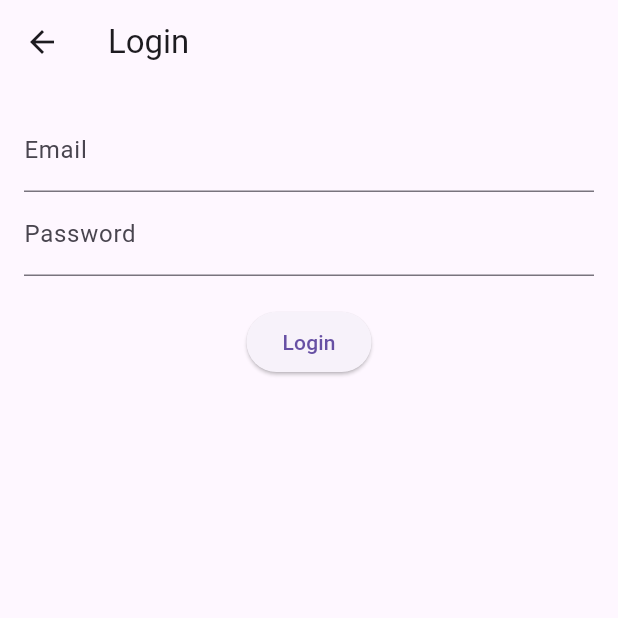
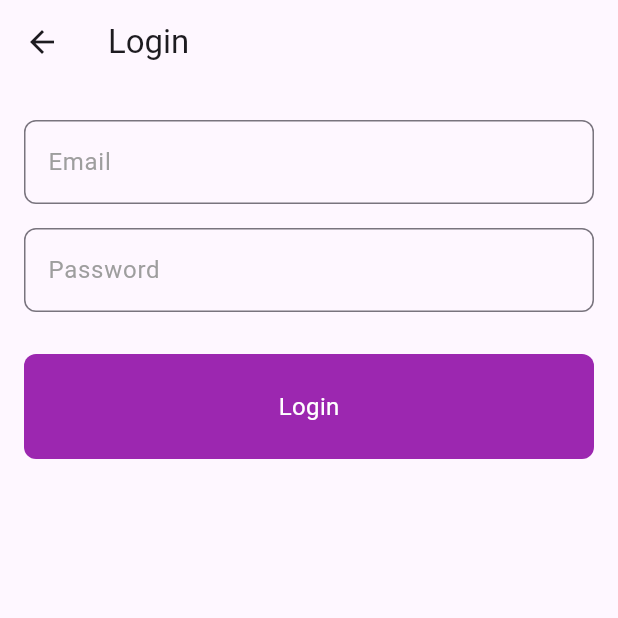
Before and after one commit to RENJIMAMR/free_api_sample_ui, a Flutter app: the screen it shows after launch, after a tap on "Register", on a phone screen of 412 x 824 dp, the top half of it. Run offline on Flutter 3.47's test engine with Material 3 defaults, Android fonts, the phone set to English and light mode, and no system bars.

```diff
--- /dev/null
+++ b/lib/global_widgets/custom_textfield.dart
@@ -0,0 +1,40 @@
+import 'package:flutter/material.dart';
+
+class CustomTextField extends StatelessWidget {
+  final TextEditingController controller;
+  final String label;
+  final TextInputType keyboardType;
+  final bool isNumber;
+
+  CustomTextField({
+    required this.controller,
+    required this.label,
+    this.keyboardType = TextInputType.text,
+    this.isNumber = false,
+  });
+
+  @override
+  Widget build(BuildContext context) {
+    return Padding(
+      padding: const EdgeInsets.symmetric(vertical: 8.0),
+      child: TextField(
+        controller: controller,
+        keyboardType: isNumber
+            ? TextInputType.numberWithOptions(decimal: true)
+            : keyboardType,
+        decoration: InputDecoration(
+          labelText: label,
+          labelStyle: TextStyle(color: Colors.grey),
+          border: OutlineInputBorder(
+            borderRadius: BorderRadius.circular(8),
+            borderSide: BorderSide(color: Colors.grey, width: 1.5),
+          ),
+          focusedBorder: OutlineInputBorder(
+            borderRadius: BorderRadius.circular(8),
+            borderSide: BorderSide(color: Colors.green, width: 2),
+          ),
+        ),
+      ),
+    );
+  }
+}
--- /dev/null
+++ b/lib/global_widgets/refactored_button.dart
@@ -0,0 +1,32 @@
+import 'package:flutter/material.dart';
+
+class RefactoredButton extends StatelessWidget {
+  const RefactoredButton({
+    super.key,
+    required this.label,
+    required this.onTap,
+  });
+
+  final String label;
+  final Function() onTap;
+  @override
+  Widget build(BuildContext context) {
+    return GestureDetector(
+      onTap: onTap,
+      child: Container(
+        height: 70,
+        width: double.infinity,
+        decoration: BoxDecoration(
+          color: Colors.purple,
+          borderRadius: BorderRadius.circular(8),
+        ),
+        child: Center(
+          child: Text(
+            label,
+            style: TextStyle(fontSize: 16, color: Colors.white),
+          ),
+        ),
+      ),
+    );
+  }
+}
--- a/lib/main.dart
+++ b/lib/main.dart
@@ -9,7 +9,7 @@ class MyApp extends StatelessWidget {
   @override
   Widget build(BuildContext context) {
     return MaterialApp(
-      title: 'Flutter Demo',
+      debugShowCheckedModeBanner: false,
       theme: ThemeData(primarySwatch: Colors.green),
       home: SplashScreen(),
     );
--- a/lib/view/home_screen/home_screen.dart
+++ b/lib/view/home_screen/home_screen.dart
@@ -72,7 +72,10 @@ class _HomeScreenState extends State<HomeScreen> {
                           },
                         ),
                         IconButton(
-                          icon: Icon(Icons.delete),
+                          icon: Icon(
+                            Icons.delete,
+                            color: Colors.red,
+                          ),
                           onPressed: () {
                             // Delete the product from the list
                             _deleteProduct(index);
@@ -99,6 +102,7 @@ class _HomeScreenState extends State<HomeScreen> {
         },
         child: Icon(Icons.add),
         tooltip: "Add Product",
+        backgroundColor: Colors.green,
       ),
     );
   }
--- a/lib/view/login_screen/login_screen.dart
+++ b/lib/view/login_screen/login_screen.dart
@@ -1,4 +1,6 @@
 import 'package:flutter/material.dart';
+import 'package:token_test/global_widgets/custom_textfield.dart';
+import 'package:token_test/global_widgets/refactored_button.dart';
 import 'package:token_test/view/home_screen/home_screen.dart';
 
 class LoginScreen extends StatelessWidget {
@@ -13,21 +15,27 @@ class LoginScreen extends StatelessWidget {
         padding: EdgeInsets.all(16.0),
         child: Column(
           children: [
-            TextField(
-                controller: emailController,
-                decoration: InputDecoration(labelText: "Email")),
-            TextField(
-                controller: passwordController,
-                decoration: InputDecoration(labelText: "Password"),
-                obscureText: true),
+            CustomTextField(
+              controller: emailController,
+              label: "Email",
+              keyboardType:
+                  TextInputType.emailAddress, // Optional, for email input
+            ),
+            CustomTextField(
+              controller: passwordController,
+              label: "Password",
+              isNumber: false,
+            ),
             SizedBox(height: 20),
-            ElevatedButton(
-              onPressed: () {
+            RefactoredButton(
+              label: "Login",
+              onTap: () {
                 // Implement login logic here
-                Navigator.push(context,
-                    MaterialPageRoute(builder: (context) => HomeScreen()));
+                Navigator.push(
+                  context,
+                  MaterialPageRoute(builder: (context) => HomeScreen()),
+                );
               },
-              child: Text("Login"),
             ),
           ],
         ),
--- a/lib/view/registration_screen/registration_screen.dart
+++ b/lib/view/registration_screen/registration_screen.dart
@@ -1,5 +1,6 @@
 import 'package:flutter/material.dart';
-
+import 'package:token_test/global_widgets/custom_textfield.dart';
+import 'package:token_test/global_widgets/refactored_button.dart';
 import 'package:token_test/view/login_screen/login_screen.dart';
 
 class RegistrationScreen extends StatelessWidget {
@@ -18,33 +19,44 @@ class RegistrationScreen extends StatelessWidget {
         padding: EdgeInsets.all(16.0),
         child: Column(
           children: [
-            TextField(
+            CustomTextField(
               controller: nameController,
-                decoration: InputDecoration(labelText: "Name")),
-            TextField(
+              label: "Name",
+            ),
+            CustomTextField(
               controller: phoneController,
-                decoration: InputDecoration(labelText: "Phone")),
-            TextField(
+              label: "Phone",
+              isNumber: true,
+            ),
+            CustomTextField(
               controller: placeController,
-                decoration: InputDecoration(labelText: "Place")),
-            TextField(
+              label: "Place",
+            ),
+            CustomTextField(
               controller: pincodeController,
-                decoration: InputDecoration(labelText: "Pincode")),
-            TextField(
+              label: "Pincode",
+              isNumber: true,
+            ),
+            CustomTextField(
               controller: emailController,
-                decoration: InputDecoration(labelText: "Email")),
-            TextField(
+              label: "Email",
+              keyboardType: TextInputType.emailAddress, // For email input
+            ),
+            CustomTextField(
               controller: passwordController,
-                decoration: InputDecoration(labelText: "Password"),
-                obscureText: true),
+              label: "Password",
+              isNumber: false,
+            ),
             SizedBox(height: 20),
-            ElevatedButton(
-              onPressed: () {
+            RefactoredButton(
+              label: "Register",
+              onTap: () {
                 // Implement registration logic here
-                Navigator.push(context,
-                    MaterialPageRoute(builder: (context) => LoginScreen()));
+                Navigator.push(
+                  context,
+                  MaterialPageRoute(builder: (context) => LoginScreen()),
+                );
               },
-              child: Text("Register"),
             ),
           ],
         ),
```
Also changed, not shown: lib/view/product_add_screen/product_adding_screen.dart (+12 -39 lines), lib/view/product_edit_screen/product_edit_screen.dart (+27 -19 lines). Lines whose indentation alone changed are shown as unchanged.
